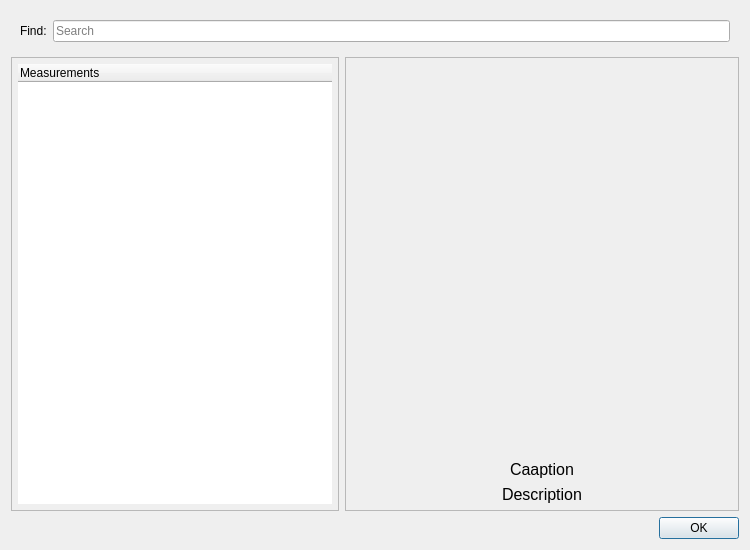
Above: src/app/seamlyme/dialogs/database_dialog.ui from FashionFreedom/Seamly2D before the change. Below: the same form after it.
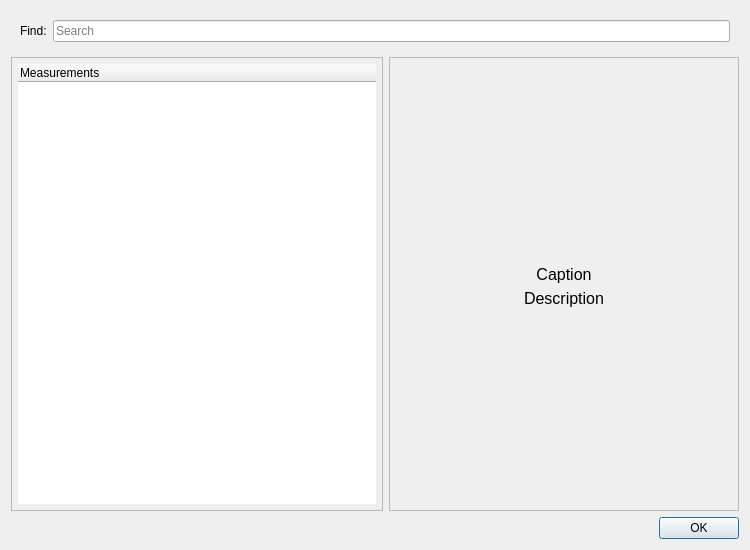
That is the form after the change. Icons and pictures are not drawn.

Commit message: fix measurement diagrams

```diff
--- a/src/app/seamlyme/dialogs/database_dialog.ui
+++ b/src/app/seamlyme/dialogs/database_dialog.ui
@@ -129,6 +129,18 @@
      </item>
      <item>
       <widget class="QFrame" name="diagram_Frame">
+       <property name="sizePolicy">
+        <sizepolicy hsizetype="Fixed" vsizetype="Preferred">
+         <horstretch>0</horstretch>
+         <verstretch>0</verstretch>
+        </sizepolicy>
+       </property>
+       <property name="maximumSize">
+        <size>
+         <width>350</width>
+         <height>16777215</height>
+        </size>
+       </property>
        <property name="frameShape">
         <enum>QFrame::StyledPanel</enum>
        </property>
@@ -136,26 +148,35 @@
         <enum>QFrame::Sunken</enum>
        </property>
        <layout class="QVBoxLayout" name="verticalLayout_2">
+        <property name="spacing">
+         <number>5</number>
+        </property>
         <property name="leftMargin">
-         <number>6</number>
+         <number>5</number>
         </property>
         <property name="topMargin">
-         <number>6</number>
+         <number>5</number>
         </property>
         <property name="rightMargin">
-         <number>6</number>
+         <number>5</number>
         </property>
         <property name="bottomMargin">
-         <number>6</number>
+         <number>5</number>
         </property>
         <item>
          <widget class="QLabel" name="diagram_Label">
           <property name="sizePolicy">
-           <sizepolicy hsizetype="Preferred" vsizetype="Expanding">
+           <sizepolicy hsizetype="Fixed" vsizetype="Expanding">
             <horstretch>0</horstretch>
             <verstretch>0</verstretch>
            </sizepolicy>
           </property>
+          <property name="maximumSize">
+           <size>
+            <width>340</width>
+            <height>16777215</height>
+           </size>
+          </property>
           <property name="text">
            <string notr="true"/>
           </property>
@@ -172,7 +193,7 @@
            </font>
           </property>
           <property name="text">
-           <string notr="true">Caaption</string>
+           <string notr="true">Caption</string>
           </property>
           <property name="alignment">
            <set>Qt::AlignCenter</set>
@@ -197,6 +218,19 @@
           </property>
          </widget>
         </item>
+        <item>
+         <spacer name="verticalSpacer">
+          <property name="orientation">
+           <enum>Qt::Vertical</enum>
+          </property>
+          <property name="sizeHint" stdset="0">
+           <size>
+            <width>20</width>
+            <height>40</height>
+           </size>
+          </property>
+         </spacer>
+        </item>
        </layout>
       </widget>
      </item>
```
The commit also changes 2 other files.
